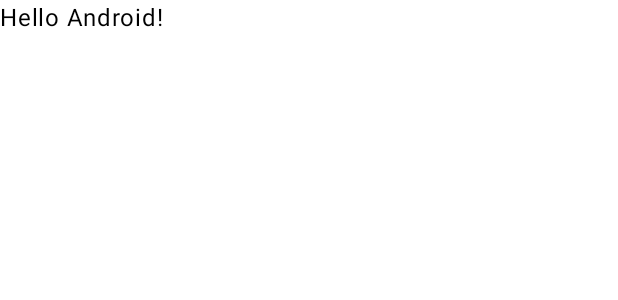
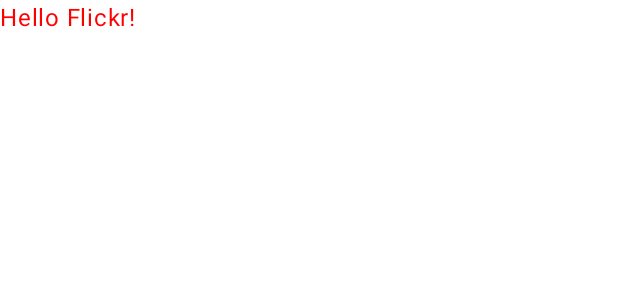
Before and after one commit to AnelCC/FlickrApp, an Android app built with Jetpack Compose: the @Preview function GreetingPreview, on a phone screen of 412 x 824 dp. Shown: the top 300 px of the screen. Run offline under Robolectric (Android 15) with nearby library versions, the phone set to English and light mode, and no system bars; our stand-ins replace Dagger/Hilt's generated code.

Commit message:
[001_hiltImplementation][Anel] Hilt implementation with jetpack navigation, base screen displayed

```diff
--- a/app/build.gradle
+++ b/app/build.gradle
@@ -58,6 +58,7 @@
     implementation 'androidx.compose.ui:ui-graphics'
     implementation 'androidx.compose.ui:ui-tooling-preview'
     implementation 'androidx.compose.material3:material3'
+    implementation 'androidx.navigation:navigation-runtime-ktx:2.5.3'
     testImplementation 'junit:junit:4.13.2'
     androidTestImplementation 'androidx.test.ext:junit:1.1.3'
     androidTestImplementation 'androidx.test.espresso:espresso-core:3.4.0'
@@ -69,4 +70,7 @@
     /*Dependency injection library*/
     implementation "com.google.dagger:hilt-android:$hilt_version"
     kapt "com.google.dagger:hilt-android-compiler:$hilt_version"
+
+    /*Dependency injection and compose library*/
+    implementation "androidx.hilt:hilt-navigation-compose:1.0.0"
 }
--- a/app/src/main/java/com/example/flickrapp/MainActivity.kt
+++ b/app/src/main/java/com/example/flickrapp/MainActivity.kt
@@ -11,7 +11,10 @@
 import androidx.compose.ui.Modifier
 import androidx.compose.ui.tooling.preview.Preview
 import com.example.flickrapp.ui.theme.FlickrAppTheme
+import com.example.flickrapp.utils.NavigationApp
+import dagger.hilt.android.AndroidEntryPoint
 
+@AndroidEntryPoint
 class MainActivity : ComponentActivity() {
     override fun onCreate(savedInstanceState: Bundle?) {
         super.onCreate(savedInstanceState)
@@ -22,25 +25,18 @@
                     modifier = Modifier.fillMaxSize(),
                     color = MaterialTheme.colorScheme.background
                 ) {
-                    Greeting("Android")
+//                    Greeting("Android")
+                    NavigationApp()
                 }
             }
         }
     }
 }
 
-@Composable
-fun Greeting(name: String, modifier: Modifier = Modifier) {
-    Text(
-        text = "Hello $name!",
-        modifier = modifier
-    )
-}
-
 @Preview(showBackground = true)
 @Composable
 fun GreetingPreview() {
     FlickrAppTheme {
-        Greeting("Android")
+        NavigationApp()
     }
 }
--- /dev/null
+++ b/app/src/main/java/com/example/flickrapp/presentation/FlickrViewModel.kt
@@ -0,0 +1,6 @@
+package com.example.flickrapp.presentation
+
+import androidx.lifecycle.ViewModel
+
+class FlickrViewModel(): ViewModel() {
+}
--- /dev/null
+++ b/app/src/main/java/com/example/flickrapp/presentation/home/FlickrHomeScreen.kt
@@ -0,0 +1,17 @@
+package com.example.flickrapp.presentation
+
+import androidx.compose.foundation.layout.fillMaxSize
+import androidx.compose.material3.Text
+import androidx.compose.runtime.Composable
+import androidx.compose.ui.Modifier
+import androidx.compose.ui.graphics.Color
+import androidx.navigation.NavController
+
+@Composable
+fun FlickrHomeScreen(navController: NavController, viewModel: FlickrViewModel) {
+    Text(
+        text = "Hello Flickr!",
+        modifier = Modifier.fillMaxSize(),
+        color = Color.Red
+    )
+}
--- /dev/null
+++ b/app/src/main/java/com/example/flickrapp/utils/NavigationApp.kt
@@ -0,0 +1,25 @@
+package com.example.flickrapp.utils
+
+import androidx.compose.runtime.Composable
+import androidx.hilt.navigation.compose.hiltViewModel
+import androidx.navigation.compose.NavHost
+import androidx.navigation.compose.composable
+import androidx.navigation.compose.rememberNavController
+import com.example.flickrapp.presentation.FlickrHomeScreen
+import com.example.flickrapp.presentation.FlickrViewModel
+
+@Composable
+fun NavigationApp() {
+    val navController = rememberNavController()
+    val viewModel = hiltViewModel<FlickrViewModel>()
+
+    NavHost(navController = navController, startDestination = DestinationScreen.HomeScreen.route) {
+        composable(DestinationScreen.HomeScreen.route) {
+            FlickrHomeScreen(navController = navController, viewModel = viewModel)
+        }
+    }
+}
+
+sealed class DestinationScreen(val route: String) {
+    object HomeScreen: DestinationScreen("home")
+}
```
Also changed, not shown: 1 other file.
